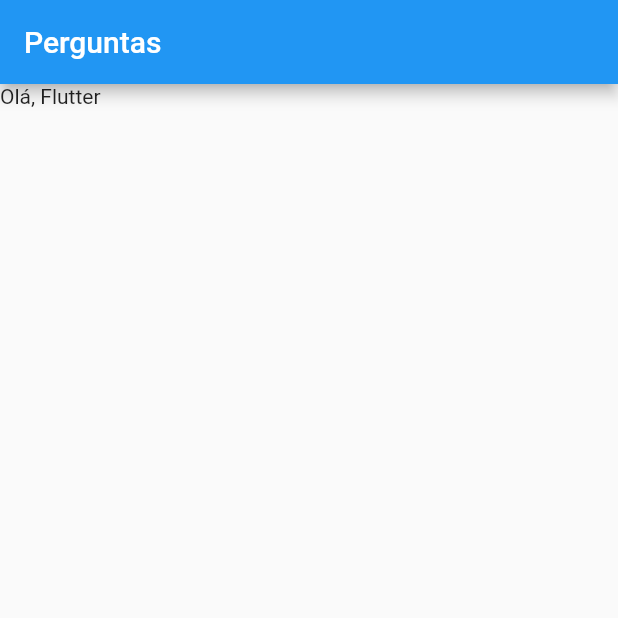
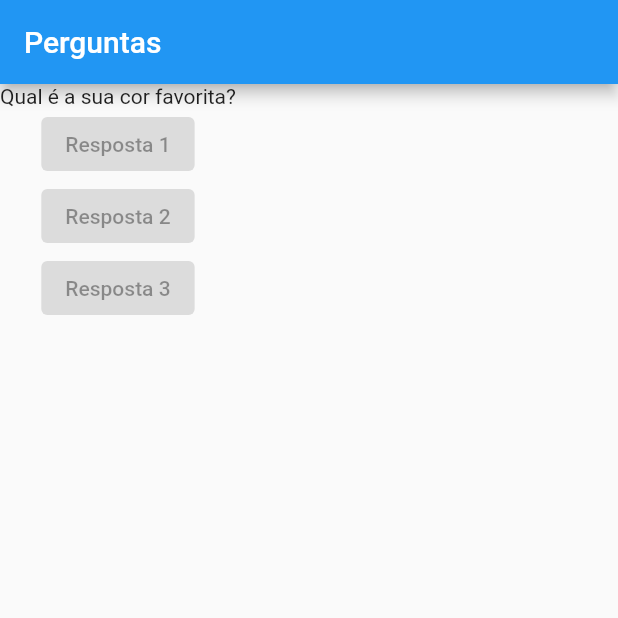
Before and after one commit to MatheusSiqueiraDev/curso-flutter, a Flutter app: the screen it shows after launch, on a phone screen of 412 x 824 dp, the top half of it. Run offline on Flutter 3.47's test engine with Material 2 defaults, Android fonts, the phone set to English and light mode, and no system bars.

Commit message:
Adicionando ElevateButton projeto perguntas

```diff
--- a/projeto_perguntas/lib/main.dart
+++ b/projeto_perguntas/lib/main.dart
@@ -7,6 +7,11 @@ main () {
 
 class PerguntaApp extends StatelessWidget {
 
+  final List<String> perguntas = [
+    'Qual é a sua cor favorita?',
+    'Qual é o seu animal favorito'
+  ];
+
   @override
   Widget build(BuildContext context) {
     return MaterialApp(
@@ -14,7 +19,23 @@ class PerguntaApp extends StatelessWidget {
         appBar: AppBar(
           title: Text('Perguntas'),
         ),
-        body: Text('Olá, Flutter'),
+        body: Column(
+          children: <Widget>[
+            Text(perguntas[0]),
+            ElevatedButton(
+              onPressed: null,
+              child: Text('Resposta 1')
+            ),
+            ElevatedButton(
+              onPressed: null,
+              child: Text('Resposta 2')
+            ),
+            ElevatedButton(
+              onPressed: null,
+              child: Text('Resposta 3')
+            ),
+          ],
+        ),
       ),
     );
   }
```
